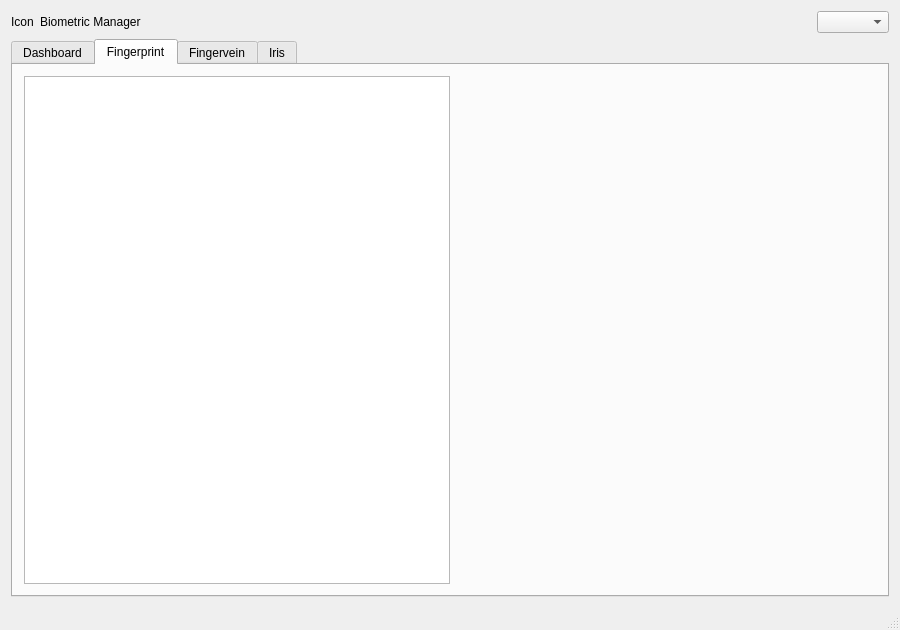
Old version of the form mainwindow.ui in the repository ukui/ukui-biometric-manager.
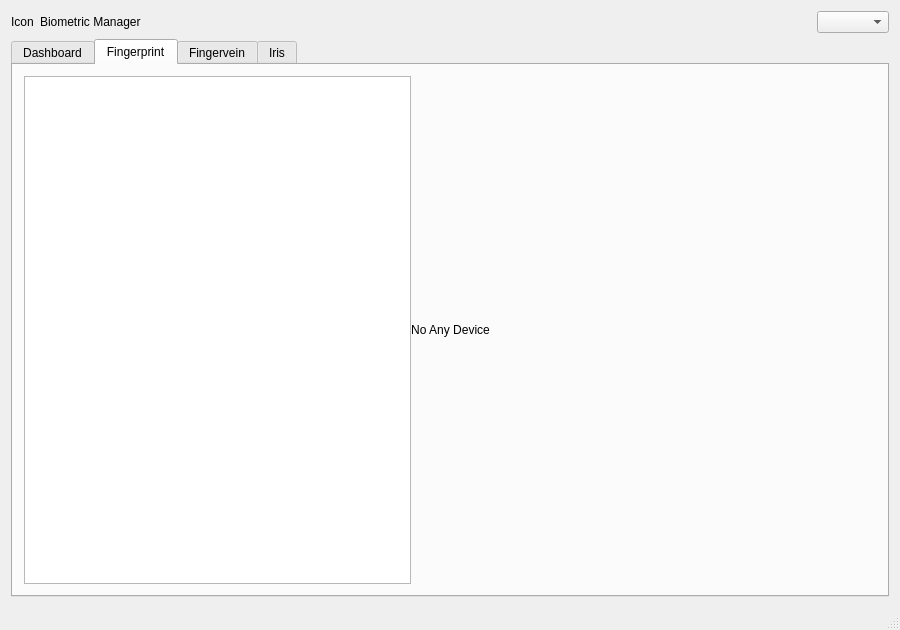
New version of the form. The open tabs and pages were chosen to show the change.

Commit message:
[Changed] lblNoDevice 直接加到 ui 文件里
lblNoDevice 直接加到 ui 文件里，无设备时隐藏 listWidget/stackedWidget，
显示 lblNoDevice；有设备时反之

如果直接删除控件则在 clearAllData 内调用 listWidget->clear() 时会导致段错误

Diff of the .ui file:
```diff
--- a/mainwindow.ui
+++ b/mainwindow.ui
@@ -176,6 +176,16 @@
         <item>
          <widget class="QListWidget" name="listWidgetFingerprint"/>
         </item>
+        <item>
+         <widget class="QLabel" name="lblNoDeviceFingerprint">
+          <property name="text">
+           <string>No Any Device</string>
+          </property>
+          <property name="alignment">
+           <set>Qt::AlignCenter</set>
+          </property>
+         </widget>
+        </item>
         <item>
          <widget class="QStackedWidget" name="stackedWidgetFingerprint"/>
         </item>
```
Left out of the diff: 20 changed lines with no effect on the pictures. The commit also changes 1 other file.
